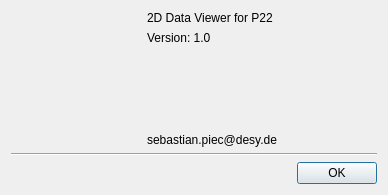
Old version of the form ui/AboutDialog.ui in the repository yamedvedya/camera_viewer.
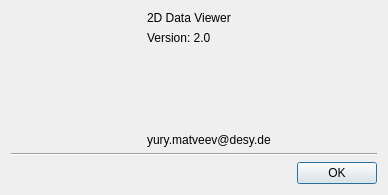
New version of the form. Icons and pictures are not drawn.

```diff
--- a/ui/AboutDialog.ui
+++ b/ui/AboutDialog.ui
@@ -61,14 +61,14 @@
        <item>
         <widget class="QLabel" name="label_3">
          <property name="text">
-          <string>2D Data Viewer for P22</string>
+          <string>2D Data Viewer</string>
          </property>
         </widget>
        </item>
        <item>
         <widget class="QLabel" name="label_4">
          <property name="text">
-          <string>Version: 1.0</string>
+          <string>Version: 2.0</string>
          </property>
         </widget>
        </item>
@@ -101,7 +101,7 @@
           </size>
          </property>
          <property name="text">
-          <string>sebastian.piec@desy.de</string>
+          <string>yury.matveev@desy.de</string>
          </property>
         </widget>
        </item>
```
Left out of the diff: 2 changed lines with no effect on the pictures.
